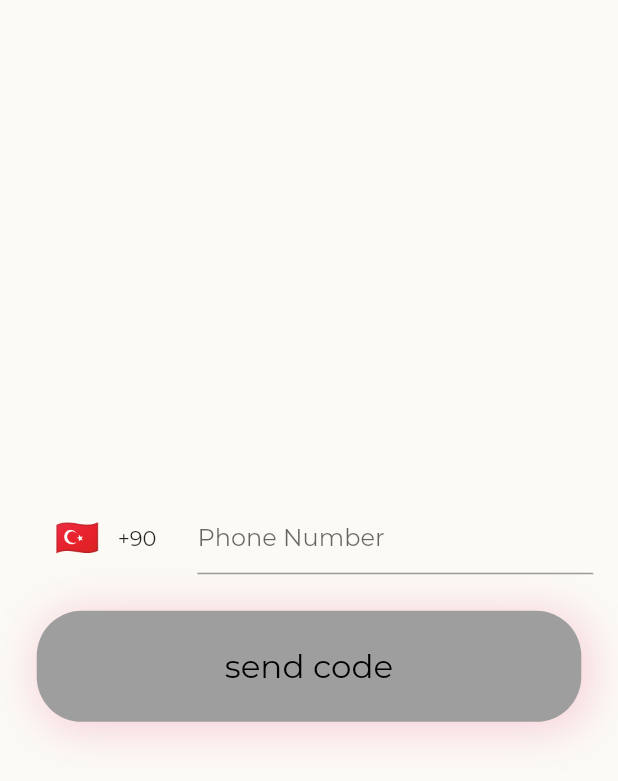
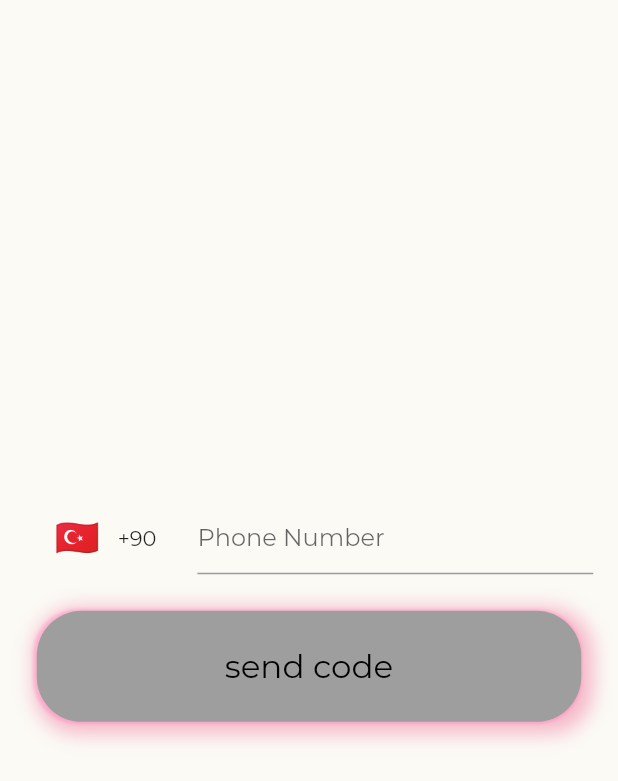
Before and after one commit to canergulay/matching_dating_app, a Flutter app: the PhoneVerification screen opened directly, on a phone screen of 412 x 824 dp. Shown: the top 781 px of the screen. Run offline on Flutter 3.47's test engine with Material 2 defaults, Android fonts, the phone set to English and light mode, and no system bars; drawn by our look-alikes of intl_phone_number_input; our stand-ins replace adaptive_dialog, auto_size_text, bloc, dio, email_validator, firebase_core and 7 more; accounts and stored records are empty; project files that could hold a hidden picture were left out.

Commit message:
AnimatedButton shadow was corrected

```diff
--- a/lib/core/components/buttons/animated_button.dart
+++ b/lib/core/components/buttons/animated_button.dart
@@ -68,10 +68,16 @@ class _AnimatedButtonState extends State<AnimatedButton> with SingleTickerProvid
                     left: 2 + _animationController.value * _animationMultiplier),
                 decoration: BoxDecoration(color: widget.buttonColor, borderRadius: BorderRadius.circular(widget.buttonRadius), boxShadow: [
                   BoxShadow(
-                    color: Colors.pink.withOpacity(0.2),
-                    spreadRadius: 2,
-                    blurRadius: 25,
+                    color: Colors.pink.withOpacity(0.3),
+                    spreadRadius: 5,
+                    blurRadius: 10,
                     offset: Offset(3, 3),
+                  ),
+                  BoxShadow(
+                    color: Palette.MPINK.withOpacity(0.3),
+                    spreadRadius: 1,
+                    blurRadius: 1,
+                    offset: Offset(-1, 0),
                   )
                 ]),
                 width: double.infinity,
--- a/lib/features/authentication/register/presentation/widgets/email_verification_form.dart
+++ b/lib/features/authentication/register/presentation/widgets/email_verification_form.dart
@@ -1,6 +1,7 @@
 import 'package:auto_size_text/auto_size_text.dart';
 import 'package:flutter/material.dart';
 import 'package:flutter_bloc/flutter_bloc.dart';
+import 'package:matchangoo/core/components/buttons/animated_button.dart';
 import 'package:matchangoo/core/constants/asset_paths.dart';
 import 'package:matchangoo/core/structure/utils/widgets/background_widget_wlogo.dart';
 import 'package:matchangoo/core/ui/components/headlines.dart';
```
